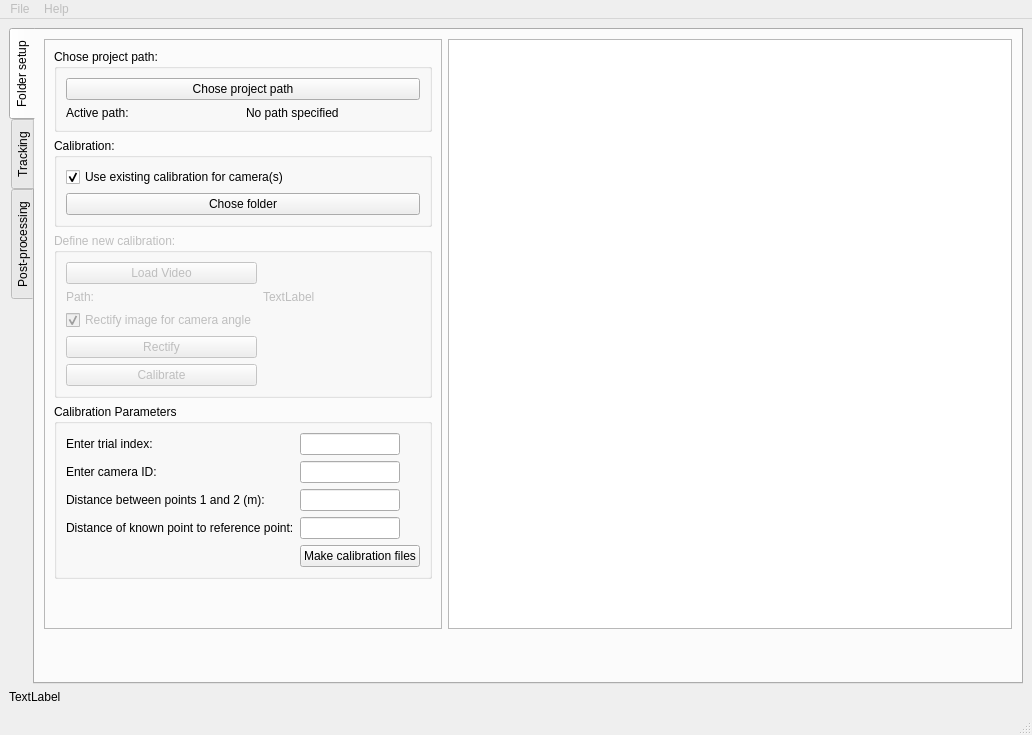
Above: tracker_ui.ui from Fishified/FishTracker before the change. Below: the same form after it.
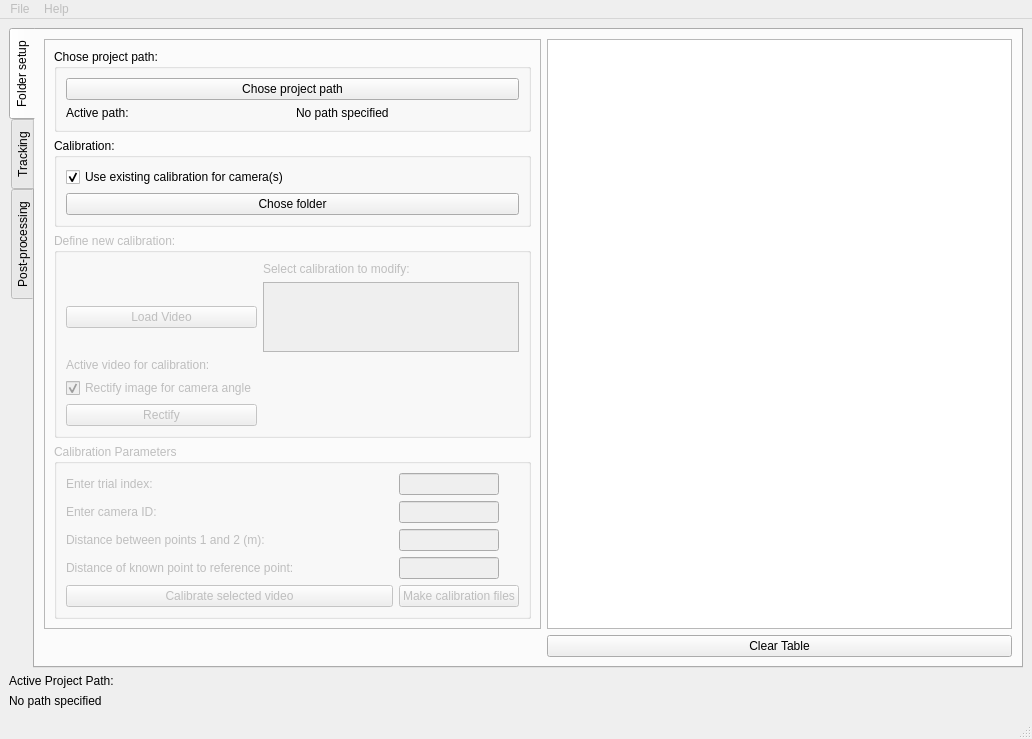
That is the form after the change.

Commit message: include class functionality for calibration, allow calibration on rotated image

The edit to the form file:
```diff
--- a/tracker_ui.ui
+++ b/tracker_ui.ui
@@ -10,7 +10,7 @@
     <x>0</x>
     <y>0</y>
     <width>1032</width>
-    <height>735</height>
+    <height>690</height>
    </rect>
   </property>
   <property name="sizePolicy">
@@ -83,31 +83,31 @@
               <string>Define new calibration:</string>
              </property>
              <layout class="QGridLayout" name="gridLayout_23">
-              <item row="2" column="0">
-               <widget class="QCheckBox" name="checkBox">
-                <property name="text">
-                 <string>Rectify image for camera angle</string>
-                </property>
-                <property name="checked">
-                 <bool>true</bool>
-                </property>
-               </widget>
-              </item>
-              <item row="0" column="0">
+              <item row="1" column="0">
                <widget class="QPushButton" name="calLoadCalibrate_B">
                 <property name="text">
                  <string>Load Video</string>
                 </property>
                </widget>
               </item>
-              <item row="1" column="0">
+              <item row="1" column="1">
+               <widget class="QListWidget" name="cal_LW"/>
+              </item>
+              <item row="2" column="1">
+               <widget class="QLabel" name="calVideo_L">
+                <property name="text">
+                 <string/>
+                </property>
+               </widget>
+              </item>
+              <item row="2" column="0">
                <widget class="QLabel" name="label_16">
                 <property name="text">
-                 <string>Path:</string>
+                 <string>Active video for calibration:</string>
                 </property>
                </widget>
               </item>
-              <item row="3" column="0">
+              <item row="4" column="0">
                <widget class="QPushButton" name="calRectify_B">
                 <property name="toolTip">
                  <string>Input three points to define rotation angle. Choose points 1 and 2 so they lie along a horiztonal line. Chose point three so that it shares the same x coordinate as point 1. </string>
@@ -117,17 +117,23 @@
                 </property>
                </widget>
               </item>
-              <item row="1" column="1">
-               <widget class="QLabel" name="calVideo_L">
+              <item row="3" column="0">
+               <widget class="QCheckBox" name="calRectify_CB">
+                <property name="statusTip">
+                 <string>Select to rectify image before calibration</string>
+                </property>
                 <property name="text">
-                 <string>TextLabel</string>
+                 <string>Rectify image for camera angle</string>
+                </property>
+                <property name="checked">
+                 <bool>true</bool>
                 </property>
                </widget>
               </item>
-              <item row="4" column="0">
-               <widget class="QPushButton" name="calCalibrate_B">
+              <item row="0" column="1">
+               <widget class="QLabel" name="label_8">
                 <property name="text">
-                 <string>Calibrate</string>
+                 <string>Select calibration to modify:</string>
                 </property>
                </widget>
               </item>
@@ -135,12 +141,15 @@
             </widget>
            </item>
            <item row="5" column="0" colspan="2">
-            <widget class="QGroupBox" name="groupBox_6">
+            <widget class="QGroupBox" name="calParameters_GB">
+             <property name="enabled">
+              <bool>false</bool>
+             </property>
              <property name="title">
               <string>Calibration Parameters</string>
              </property>
              <layout class="QGridLayout" name="gridLayout_12">
-              <item row="1" column="1">
+              <item row="2" column="1">
                <widget class="QLineEdit" name="cameraID_LE">
                 <property name="sizePolicy">
                  <sizepolicy hsizetype="Fixed" vsizetype="Fixed">
@@ -162,7 +171,7 @@
                 </property>
                </widget>
               </item>
-              <item row="2" column="1">
+              <item row="3" column="1">
                <widget class="QLineEdit" name="distance2pnts_LE">
                 <property name="sizePolicy">
                  <sizepolicy hsizetype="Fixed" vsizetype="Fixed">
@@ -184,43 +193,14 @@
                 </property>
                </widget>
               </item>
-              <item row="4" column="1">
-               <widget class="QPushButton" name="calMakeCalFile_B">
-                <property name="text">
-                 <string>Make calibration files</string>
-                </property>
-               </widget>
-              </item>
-              <item row="3" column="1">
-               <widget class="QLineEdit" name="refDistance_LE">
-                <property name="sizePolicy">
-                 <sizepolicy hsizetype="Fixed" vsizetype="Fixed">
-                  <horstretch>0</horstretch>
-                  <verstretch>0</verstretch>
-                 </sizepolicy>
-                </property>
-                <property name="minimumSize">
-                 <size>
-                  <width>100</width>
-                  <height>0</height>
-                 </size>
-                </property>
-                <property name="maximumSize">
-                 <size>
-                  <width>60</width>
-                  <height>16777215</height>
-                 </size>
-                </property>
-               </widget>
-              </item>
-              <item row="3" column="0">
+              <item row="4" column="0">
                <widget class="QLabel" name="label_15">
                 <property name="text">
                  <string>Distance of known point to reference point:</string>
                 </property>
                </widget>
               </item>
-              <item row="0" column="1">
+              <item row="1" column="1">
                <widget class="QLineEdit" name="trialIndex_LE">
                 <property name="sizePolicy">
                  <sizepolicy hsizetype="Fixed" vsizetype="Fixed">
@@ -242,27 +222,63 @@
                 </property>
                </widget>
               </item>
-              <item row="2" column="0">
+              <item row="3" column="0">
                <widget class="QLabel" name="label_14">
                 <property name="text">
                  <string>Distance between points 1 and 2 (m):</string>
                 </property>
                </widget>
               </item>
-              <item row="1" column="0">
+              <item row="2" column="0">
                <widget class="QLabel" name="label_13">
                 <property name="text">
                  <string>Enter camera ID:</string>
                 </property>
                </widget>
               </item>
-              <item row="0" column="0">
+              <item row="4" column="1">
+               <widget class="QLineEdit" name="refDistance_LE">
+                <property name="sizePolicy">
+                 <sizepolicy hsizetype="Fixed" vsizetype="Fixed">
+                  <horstretch>0</horstretch>
+                  <verstretch>0</verstretch>
+                 </sizepolicy>
+                </property>
+                <property name="minimumSize">
+                 <size>
+                  <width>100</width>
+                  <height>0</height>
+                 </size>
+                </property>
+                <property name="maximumSize">
+                 <size>
+                  <width>60</width>
+                  <height>16777215</height>
+                 </size>
+                </property>
+               </widget>
+              </item>
+              <item row="1" column="0">
                <widget class="QLabel" name="label_12">
                 <property name="text">
                  <string>Enter trial index:</string>
                 </property>
                </widget>
               </item>
+              <item row="5" column="0">
+               <widget class="QPushButton" name="calCalibrate_B">
+                <property name="text">
+                 <string>Calibrate selected video</string>
+                </property>
+               </widget>
+              </item>
+              <item row="5" column="1">
+               <widget class="QPushButton" name="calMakeCalFile_B">
+                <property name="text">
+                 <string>Make calibration files</string>
+                </property>
+               </widget>
+              </item>
              </layout>
             </widget>
            </item>
@@ -344,6 +360,29 @@
           </layout>
          </widget>
         </item>
+        <item row="2" column="1">
+         <spacer name="verticalSpacer_2">
+          <property name="orientation">
+           <enum>Qt::Vertical</enum>
+          </property>
+          <property name="sizeHint" stdset="0">
+           <size>
+            <width>20</width>
+            <height>40</height>
+           </size>
+          </property>
+         </spacer>
+        </item>
+        <item row="0" column="1">
+         <widget class="QTextEdit" name="cal_TE"/>
+        </item>
+        <item row="1" column="1">
+         <widget class="QPushButton" name="pushButton">
+          <property name="text">
+           <string>Clear Table</string>
+          </property>
+         </widget>
+        </item>
        </layout>
       </widget>
       <widget class="QWidget" name="tab">
@@ -1683,10 +1722,17 @@
       </widget>
      </widget>
     </item>
+    <item row="2" column="0">
+     <widget class="QLabel" name="activePath_L">
+      <property name="text">
+       <string>No path specified</string>
+      </property>
+     </widget>
+    </item>
     <item row="1" column="0">
      <widget class="QLabel" name="projectPath_L">
       <property name="text">
-       <string>TextLabel</string>
+       <string>Active Project Path:</string>
       </property>
      </widget>
     </item>
```
Left out of the diff: 53 changed lines with no effect on the pictures. The commit also changes 16 other files.
